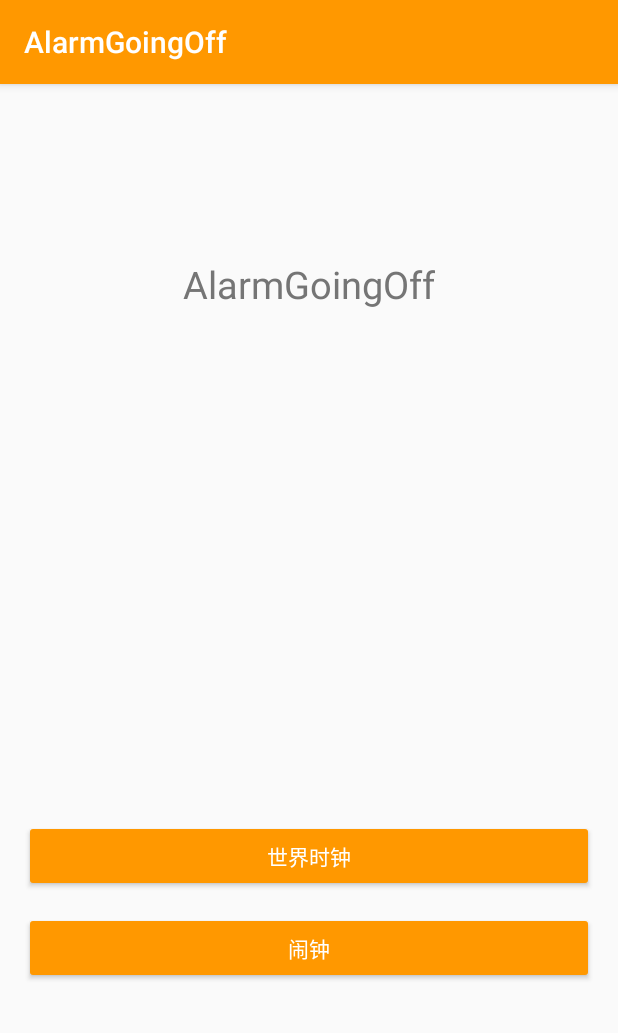
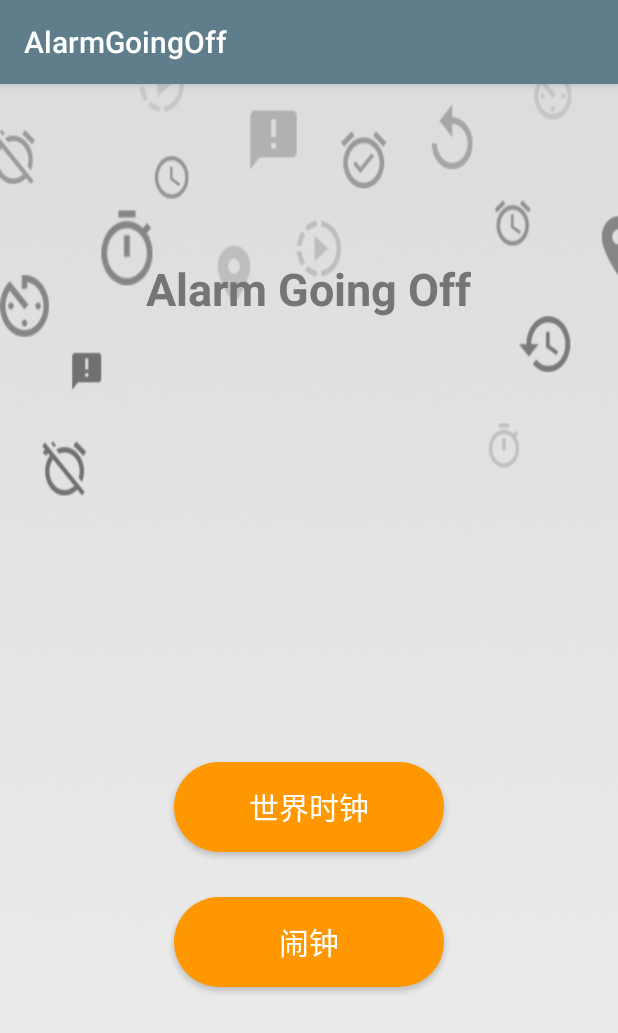
Before and after one commit to sunzhuofan/AlarmGoingOff, an Android app: the screen it shows after launch (OpenActivity), on a phone screen of 412 x 824 dp. Shown: the top 1033 px of the screen. Run offline under Robolectric (Android 15) with nearby library versions, the light colour scheme and no system bars.

Commit message:
fifth commit

```diff
--- a/app/src/main/AndroidManifest.xml
+++ b/app/src/main/AndroidManifest.xml
@@ -8,9 +8,9 @@
 
     <application
         android:allowBackup="true"
-        android:icon="@mipmap/ic_launcher"
+        android:icon="@drawable/logofang"
         android:label="@string/app_name"
-        android:roundIcon="@mipmap/ic_launcher_round"
+        android:roundIcon="@drawable/logoyuan"
         android:supportsRtl="true"
         android:theme="@style/AppTheme">
         <receiver
--- /dev/null
+++ b/app/src/main/res/drawable/btn_style.xml
@@ -0,0 +1,13 @@
+<?xml version="1.0" encoding="utf-8"?>
+<shape xmlns:android="http://schemas.android.com/apk/res/android">
+    <corners android:bottomLeftRadius="30dp"
+        android:bottomRightRadius="30dp"
+        android:topLeftRadius="30dp"
+        android:topRightRadius="30dp" />
+    <!-- 设置填充颜色 -->
+    <solid android:color="@color/colorAccent" />
+    <!-- 设置边框颜色 -->
+
+
+
+</shape>
--- a/app/src/main/res/layout/activity_open.xml
+++ b/app/src/main/res/layout/activity_open.xml
@@ -8,6 +8,7 @@
     android:paddingLeft="16dp"
     android:paddingRight="16dp"
     android:paddingTop="16dp"
+    android:background="@drawable/backgroundsecond"
     tools:context=".OpenActivity">
 
     <TextView
@@ -16,28 +17,34 @@
         android:layout_height="wrap_content"
         android:layout_alignParentTop="true"
         android:layout_centerHorizontal="true"
-        android:text="AlarmGoingOff"
-        android:textSize="25dp"
         android:layout_marginTop="100dp"
-        android:textColor="#757575"/>
+        android:text="Alarm Going Off"
+        android:textColor="#757575"
+        android:textSize="30dp"
+        android:textStyle="bold"
+        android:typeface="normal" />
 
     <Button
         android:id="@+id/button"
-        android:layout_width="match_parent"
-        android:layout_height="wrap_content"
+        android:layout_width="180dp"
+        android:layout_height="60dp"
         android:layout_alignParentBottom="true"
         android:layout_centerHorizontal="true"
-        android:layout_marginBottom="213dp"
+        android:layout_marginBottom="240dp"
+        android:background="@drawable/btn_style"
         android:text="世界时钟"
-        android:textColor="#FFFFFF"/>
+        android:textColor="#FFFFFF"
+        android:textSize="20dp" />
 
     <Button
         android:id="@+id/button2"
-        android:layout_width="match_parent"
-        android:layout_height="wrap_content"
+        android:layout_width="180dp"
+        android:layout_height="60dp"
         android:layout_alignParentBottom="true"
         android:layout_centerHorizontal="true"
-        android:layout_marginBottom="152dp"
+        android:layout_marginBottom="150dp"
+        android:background="@drawable/btn_style"
         android:text="闹钟"
-        android:textColor="#FFFFFF"/>
+        android:textColor="#FFFFFF"
+        android:textSize="20dp" />
 </RelativeLayout>
--- a/app/src/main/res/values/colors.xml
+++ b/app/src/main/res/values/colors.xml
@@ -1,6 +1,6 @@
 <?xml version="1.0" encoding="utf-8"?>
 <resources>
-    <color name="colorPrimary">#FF9800</color>
-    <color name="colorPrimaryDark">#F57C00</color>
-    <color name="colorAccent">#FF5722</color>
+    <color name="colorPrimary">#607d8b</color>
+    <color name="colorPrimaryDark">#455a64</color>
+    <color name="colorAccent">#FF9800</color>
 </resources>
--- a/app/src/main/res/values/styles.xml
+++ b/app/src/main/res/values/styles.xml
@@ -6,7 +6,7 @@
         <item name="colorPrimary">@color/colorPrimary</item>
         <item name="colorPrimaryDark">@color/colorPrimaryDark</item>
         <item name="colorAccent">@color/colorAccent</item>
-        <item name="colorButtonNormal">@color/colorPrimary</item>
+        <item name="colorButtonNormal">@color/colorAccent</item>
     </style>
 
 </resources>
```
Also changed, not shown: app/src/main/res/layout/activity_main.xml (+11 -9 lines), app/src/main/res/drawable-v24/background.png (added), app/src/main/res/drawable-v24/backgroundsecond.png (added), app/src/main/res/drawable/logofang.png (added), app/src/main/res/drawable/logoyuan.png (added).
